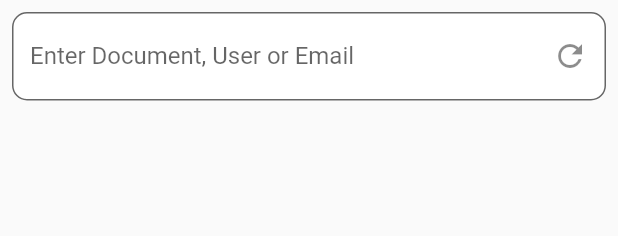
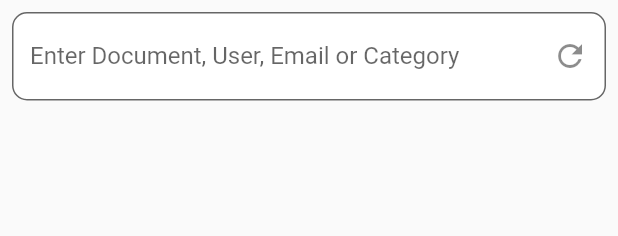
Before and after one commit to Reins981/SecDoc, a Flutter app: the DocumentListWidget widget shown alone on an empty page, opened directly with empty values, on a phone screen of 412 x 824 dp. Shown: the top 236 px of the screen. Run offline on Flutter 3.47's test engine with Material 2 defaults, Android fonts, the phone set to English and light mode, and no system bars; our stand-ins replace carousel_slider, cloud_firestore, dio, file_picker, firebase_auth, firebase_core and 8 more; missing offline and left inert: flutter_filereader, flutter_pdfview, randomstring_dart; accounts and stored records are empty; network calls fail; Roboto replaces fonts that are missing (Montserrat).

Commit message:
Add category search

```diff
--- a/lib/document_library.dart
+++ b/lib/document_library.dart
@@ -239,7 +239,7 @@ class _DocumentListWidgetState extends State<DocumentListWidget> {
             child: TextField(
               controller: widget.searchController,
               decoration: InputDecoration(
-                labelText: 'Enter Document, User or Email',
+                labelText: 'Enter Document, User, Email or Category',
                 border: OutlineInputBorder(
                   borderRadius: BorderRadius.circular(10.0),
                   borderSide: const BorderSide(
--- a/lib/helpers.dart
+++ b/lib/helpers.dart
@@ -574,7 +574,7 @@ class DocumentOperations {
 
     try {
       Map<String, dynamic> userDetails = await _helper.getCurrentUserDetails();
-      String category = "YourUploads";
+      String category = "Customer";
       int year = DateTime.now().year;
       String userDomain = userDetails['userDomain'].toLowerCase();
       String token = userDetails['token'];
```
Also changed, not shown: lib/document_provider.dart (+4 -3 lines).
